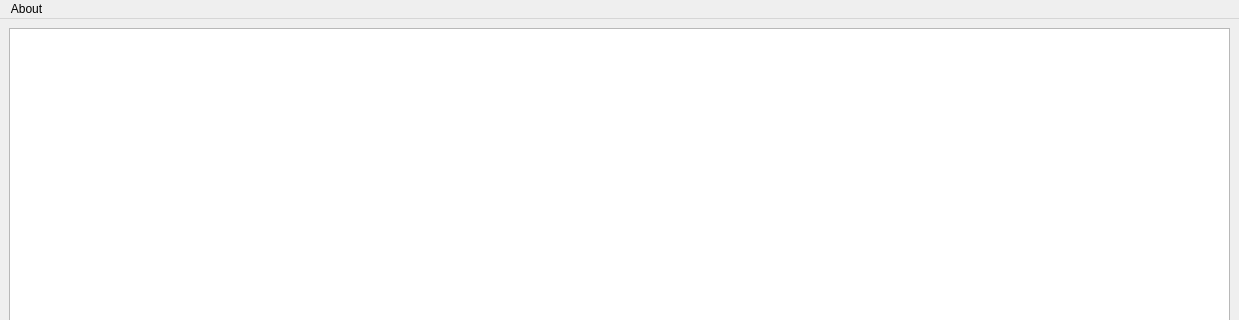
Qt form inc/view/mainwindow.ui (dkamakin/OOP) before a commit; both pictures show x 0 to 1239 and y 0 to 320 of the 1239 by 732 pixel window.
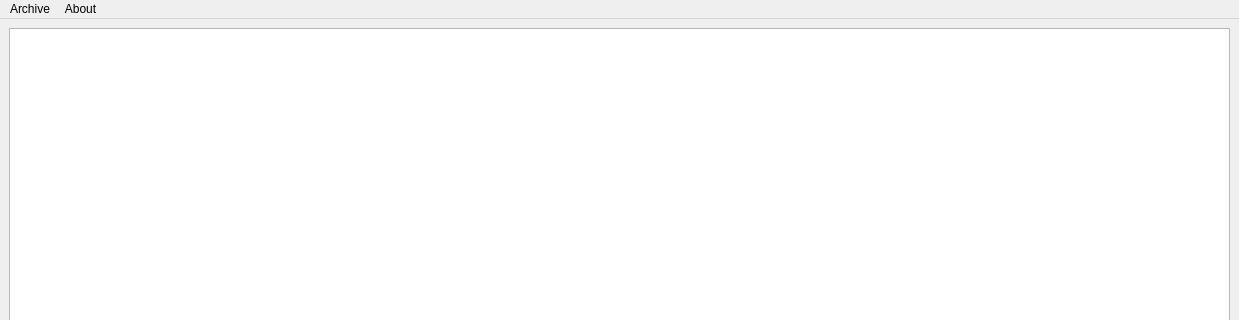
The same form after that commit. Icons and pictures are not drawn.

The edit to the form file:
```diff
--- a/inc/view/mainwindow.ui
+++ b/inc/view/mainwindow.ui
@@ -35,6 +35,14 @@
     </property>
     <addaction name="actionAuthor"/>
    </widget>
+   <widget class="QMenu" name="menuArchive">
+    <property name="title">
+     <string>Archive</string>
+    </property>
+    <addaction name="quickSave"/>
+    <addaction name="quickLoad"/>
+   </widget>
+   <addaction name="menuArchive"/>
    <addaction name="menuAbout"/>
   </widget>
   <widget class="QStatusBar" name="statusbar"/>
```
Left out of the diff: 24 changed lines with no effect on the pictures.
